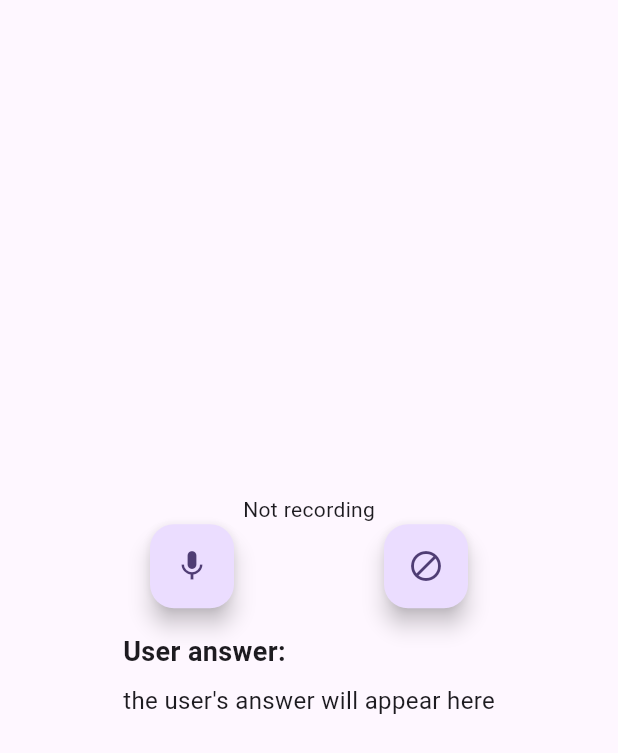
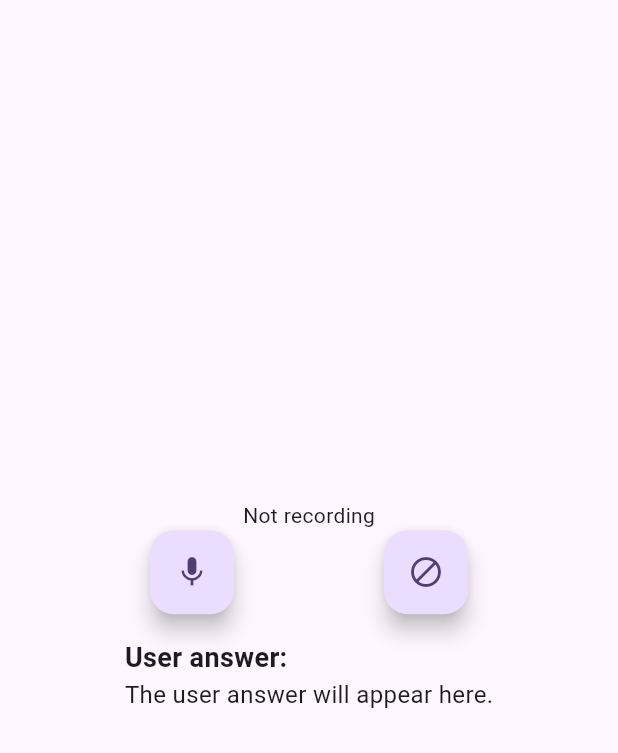
Before and after one commit to mabackma/medical_questionnaire, a Flutter app: the RecordingWidget widget shown alone on an empty page, opened directly, on a phone screen of 412 x 824 dp. Shown: the top 753 px of the screen. Run offline on Flutter 3.47's test engine with Material 3 defaults, Android fonts, the phone set to English and light mode, and no system bars; missing offline and left inert: record.

Commit message:
user answer from speech

```diff
--- a/lib/recording_widget.dart
+++ b/lib/recording_widget.dart
@@ -15,7 +15,7 @@ class _RecordingWidgetState extends State<RecordingWidget>
     with AutomaticKeepAliveClientMixin {
   bool _isRecording = false;
   final MyRecorder myRecorder = MyRecorder();
-  String _userAnswer = "the user's answer will appear here";
+  String _userAnswer = '';
 
   // This mixin is used to keep the state of the widget alive
   // even when the user scrolls away from the widget.
@@ -68,6 +68,7 @@ class _RecordingWidgetState extends State<RecordingWidget>
 
   @override
   Widget build(BuildContext context) {
+    super.build(context);
     return Column(
       mainAxisAlignment: MainAxisAlignment.center,
       children: <Widget>[
--- a/lib/user_answer_widget.dart
+++ b/lib/user_answer_widget.dart
@@ -11,7 +11,6 @@ class UserAnswerWidget extends StatelessWidget {
       child: Column(
         crossAxisAlignment: CrossAxisAlignment.start,
         children: [
-          if (userAnswer.isNotEmpty)
           const Text(
             'User answer:',
             style: TextStyle(
@@ -19,13 +18,28 @@ class UserAnswerWidget extends StatelessWidget {
               fontSize: 18.0,
             ),
           ),
-          const SizedBox(height: 8.0),
+          (userAnswer.isEmpty)
+              ? const Text(
+                  'The user answer will appear here.',
+                  style: TextStyle(fontSize: 16.0),
+                )
+              : GestureDetector(
+                  onTap: () {
+                    // Handle tap action here
+                    print('User answer tapped: $userAnswer');
+                  },
+                  child: Column(
+                    crossAxisAlignment: CrossAxisAlignment.start,
+                    children: [
                       Text(
                         userAnswer,
                         style: const TextStyle(fontSize: 16.0),
                       ),
                     ],
                   ),
+                ),
+        ],
+      ),
     );
   }
 }
```
Lines whose indentation alone changed are shown as unchanged.
